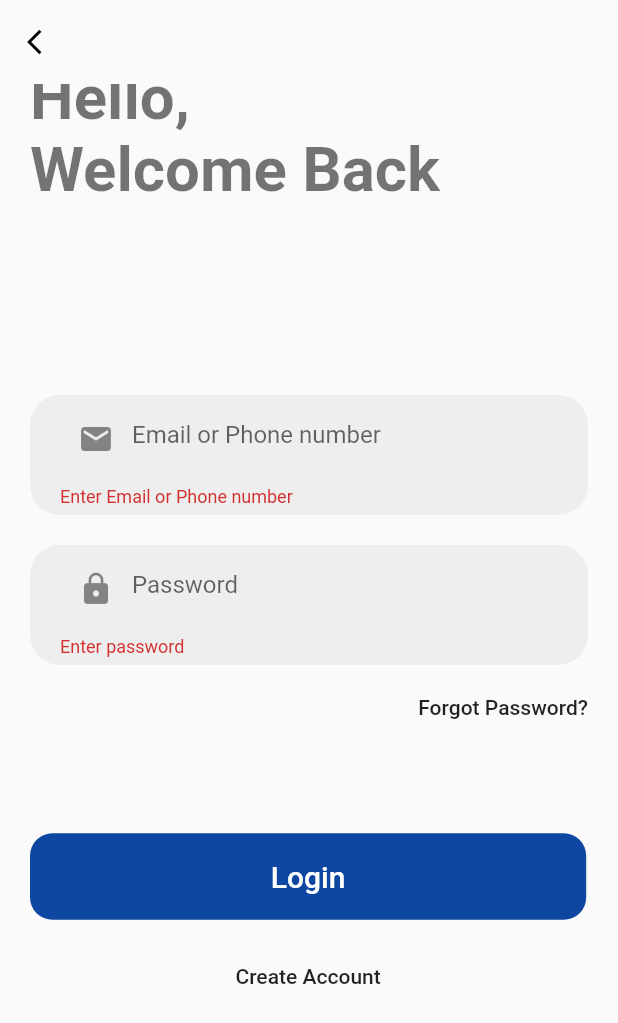
After one commit to Pranavchiku/Alumni_Connect_App, a Flutter app: the LoginPage screen opened directly, scrolled down 56 dp, after a tap on "Login", on a phone screen of 412 x 824 dp. The commit adds this screen. Shown: the top 1023 px of the screen. Run offline on Flutter 3.47's test engine with Material 2 defaults, Android fonts, the phone set to English and light mode, and no system bars; our stand-ins replace dots_indicator.

Commit message:
flutter creation of login page and integration of post api

```diff
--- a/Flutter_Frontend/alumni_connect_app/lib/main.dart
+++ b/Flutter_Frontend/alumni_connect_app/lib/main.dart
@@ -1,3 +1,4 @@
+import 'package:alumni_connect_app/pages/login.dart';
 import 'package:alumni_connect_app/pages/signup.dart';
 import 'package:alumni_connect_app/widget/image.dart';
 import 'package:flutter/material.dart';
@@ -53,7 +54,12 @@ class _LandingPageState extends State<LandingPage> {
                   borderRadius: BorderRadius.circular(15),
                 ),
                 child: TextButton(
-                  onPressed: () {},
+                  onPressed: () {
+                    Navigator.push(
+                      context,
+                      MaterialPageRoute(builder: (context) => LoginPage()),
+                    );
+                  },
                   child: Text(
                     "Login",
                     style: TextStyle(
--- a/Flutter_Frontend/alumni_connect_app/lib/pages/index.dart
+++ b/Flutter_Frontend/alumni_connect_app/lib/pages/index.dart
@@ -46,6 +46,20 @@ class _IndexState extends State<Index> {
   Widget build(BuildContext context) {
     final Size size = MediaQuery.of(context).size;
     return Scaffold(
+      appBar: AppBar(
+        elevation: 0,
+        backgroundColor: Colors.transparent,
+        leading: IconButton(
+          onPressed: () {
+            Navigator.pop(context);
+          },
+          icon: Icon(
+            Icons.arrow_back_ios,
+            size: 20,
+            color: Colors.black,
+          ),
+        ),
+      ),
       body: Container(
         padding: EdgeInsets.only(
           left: 20,
--- /dev/null
+++ b/Flutter_Frontend/alumni_connect_app/lib/pages/login.dart
@@ -0,0 +1,217 @@
+import 'package:alumni_connect_app/pages/index.dart';
+import 'package:alumni_connect_app/pages/signup.dart';
+import 'package:flutter/material.dart';
+import 'package:http/http.dart' as http;
+import 'dart:convert';
+
+class LoginPage extends StatefulWidget {
+  @override
+  _LoginPageState createState() => _LoginPageState();
+}
+
+class _LoginPageState extends State<LoginPage> {
+  final GlobalKey<FormState> _formKey = GlobalKey<FormState>();
+  String? _email, _password;
+
+  login() async {
+    if (_formKey != null &&
+        _formKey.currentState != null &&
+        _formKey.currentState!.validate()) {
+      _formKey.currentState!.save();
+      print(_email);
+      print(_password);
+
+      Map<String, dynamic> requestPayload = {
+        "email": _email,
+        "password": _password
+      };
+
+      var url = Uri.parse('http://127.0.0.1:8001/api/user_login/');
+      var response = await http.post(url,
+          body: jsonEncode(requestPayload),);
+
+      var body = jsonDecode(response.body);
+      if(response.statusCode == 202){
+        Navigator.pushAndRemoveUntil(
+                            context,
+                            MaterialPageRoute(
+                                builder: (context) => Index()),
+                            (route) => false);
+      } else if (response.statusCode == 400){
+        showError("Invalid Credentials");
+      }
+    }
+  }
+
+  showError(String errormessage) {
+    showDialog(
+      context: context,
+      builder: (BuildContext context) {
+        return AlertDialog(
+          title: Text('ERROR'),
+          content: Text(errormessage),
+          actions: <Widget>[
+            TextButton(
+              onPressed: () {
+                Navigator.of(context).pop();
+              },
+              child: Text(
+                'OK',
+              ),
+            ),
+          ],
+        );
+      },
+    );
+  }
+
+  @override
+  Widget build(BuildContext context) {
+    final Size size = MediaQuery.of(context).size;
+
+    return Scaffold(
+      appBar: AppBar(
+        elevation: 0,
+        backgroundColor: Colors.transparent,
+        leading: IconButton(
+          onPressed: () {
+            Navigator.pop(context);
+          },
+          icon: Icon(
+            Icons.arrow_back_ios,
+            size: 20,
+            color: Colors.black,
+          ),
+        ),
+      ),
+      body: SingleChildScrollView(
+        child: Container(
+          width: size.width,
+          height: size.height,
+          padding: EdgeInsets.only(
+              left: 20,
+              right: 20,
+              bottom: size.height * 0.2,
+              top: size.height * 0.05),
+          child: Column(
+            crossAxisAlignment: CrossAxisAlignment.start,
+            mainAxisAlignment: MainAxisAlignment.spaceBetween,
+            children: [
+              Text(
+                "Hello, \nWelcome Back",
+                style: Theme.of(context).textTheme.headline1!.copyWith(
+                      fontSize: size.width * 0.1,
+                      fontWeight: FontWeight.bold,
+                    ),
+              ),
+              Column(
+                crossAxisAlignment: CrossAxisAlignment.end,
+                children: [
+                  SizedBox(
+                    height: 50,
+                  ),
+                  Form(
+                    key: _formKey,
+                    child: Column(
+                      children: <Widget>[
+                        Container(
+                          padding:
+                              EdgeInsets.symmetric(horizontal: 20, vertical: 5),
+                          decoration: BoxDecoration(
+                              color: Colors.grey.shade200,
+                              borderRadius:
+                                  BorderRadius.all(Radius.circular(20))),
+                          child: TextFormField(
+                            validator: (input) {
+                              if (input != null && input.isEmpty)
+                                return "Enter Email or Phone number";
+                            },
+                            decoration: InputDecoration(
+                              border: InputBorder.none,
+                              hintText: "Email or Phone number",
+                              prefixIcon: Icon(Icons.email),
+                            ),
+                            onSaved: (input) => _email = input!,
+                          ),
+                        ),
+                        SizedBox(
+                          height: 20,
+                        ),
+                        Container(
+                          padding:
+                              EdgeInsets.symmetric(horizontal: 20, vertical: 5),
+                          decoration: BoxDecoration(
+                              color: Colors.grey.shade200,
+                              borderRadius:
+                                  BorderRadius.all(Radius.circular(20))),
+                          child: TextFormField(
+                            validator: (input) {
+                              if (input != null && input.isEmpty)
+                                return "Enter password";
+                            },
+                            decoration: InputDecoration(
+                              border: InputBorder.none,
+                              hintText: "Password",
+                              prefixIcon: Icon(Icons.lock),
+                            ),
+                            obscureText: true,
+                            onSaved: (input) => _password = input!,
+                          ),
+                        ),
+                        SizedBox(height: 20.0),
+                      ],
+                    ),
+                  ),
+
+                  Text(
+                    "Forgot Password?",
+                    style: Theme.of(context).textTheme.bodyText1,
+                  )
+                ],
+              ),
+              Column(
+                children: [
+                  Container(
+                height: size.height * 0.07,
+                width: size.width * 0.9,
+                decoration: BoxDecoration(
+                  color: Colors.blue[900],
+                  borderRadius: BorderRadius.circular(15),
+                ),
+                child: TextButton(
+                  onPressed:  login,
+                  child: Text(
+                    "Login",
+                    style: TextStyle(
+                      color: Colors.white,
+                      fontSize: 20,
+                    ),
+                  ),
+                ),
+              ),
+                  SizedBox(
+                    height: 30,
+                  ),
+                  // Text("Create account",
+                  //     style: Theme.of(context).textTheme.bodyText1)
+                  GestureDetector(
+                      child: Text(
+                        "Create Account",
+                        style: Theme.of(context).textTheme.bodyText1,
+                      ),
+                      onTap: () {
+                        Navigator.pushAndRemoveUntil(
+                            context,
+                            MaterialPageRoute(
+                                builder: (context) => SignUp()),
+                            (route) => false);
+                      }),
+                ],
+              )
+            ],
+          ),
+        ),
+      ),
+    );
+  }
+}
--- a/Flutter_Frontend/alumni_connect_app/lib/pages/signup.dart
+++ b/Flutter_Frontend/alumni_connect_app/lib/pages/signup.dart
@@ -32,6 +32,20 @@ class _SignUpState extends State<SignUp> {
     ];
     final Size size = MediaQuery.of(context).size;
     return Scaffold(
+      appBar: AppBar(
+        elevation: 0,
+        backgroundColor: Colors.transparent,
+        leading: IconButton(
+          onPressed: () {
+            Navigator.pop(context);
+          },
+          icon: Icon(
+            Icons.arrow_back_ios,
+            size: 20,
+            color: Colors.black,
+          ),
+        ),
+      ),
       body: Container(
         padding: EdgeInsets.only(
           left: 20,
--- a/Flutter_Frontend/alumni_connect_app/pubspec.yaml
+++ b/Flutter_Frontend/alumni_connect_app/pubspec.yaml
@@ -37,6 +37,8 @@ dependencies:
   # Use with the CupertinoIcons class for iOS style icons.
   cupertino_icons: ^1.0.2
   dots_indicator: ^2.1.0
+  http: ^0.13.5
+  email_validator: ^2.1.17
 
 dev_dependencies:
   flutter_test:
```
Also changed, not shown: Flutter_Frontend/alumni_connect_app/pubspec.lock.
